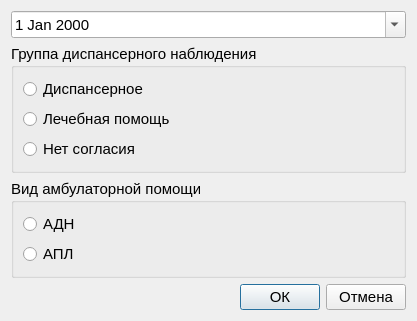
Qt form dialog_add_dynamic_view.ui (PanchukDima/patientbd-code) before a commit.
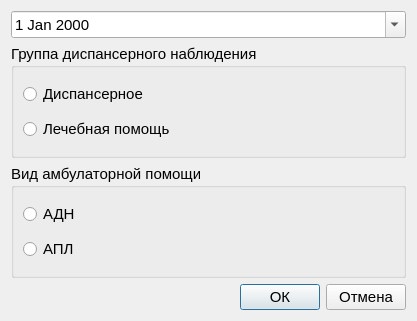
The same form after that commit.

Commit message: added telefon and diagnos

The edit to the form file:
```diff
--- a/dialog_add_dynamic_view.ui
+++ b/dialog_add_dynamic_view.ui
@@ -46,13 +46,6 @@
         </property>
        </widget>
       </item>
-      <item>
-       <widget class="QRadioButton" name="radioButton_no">
-        <property name="text">
-         <string>Нет согласия</string>
-        </property>
-       </widget>
-      </item>
      </layout>
     </widget>
    </item>
```
The commit also changes 2 other files.
